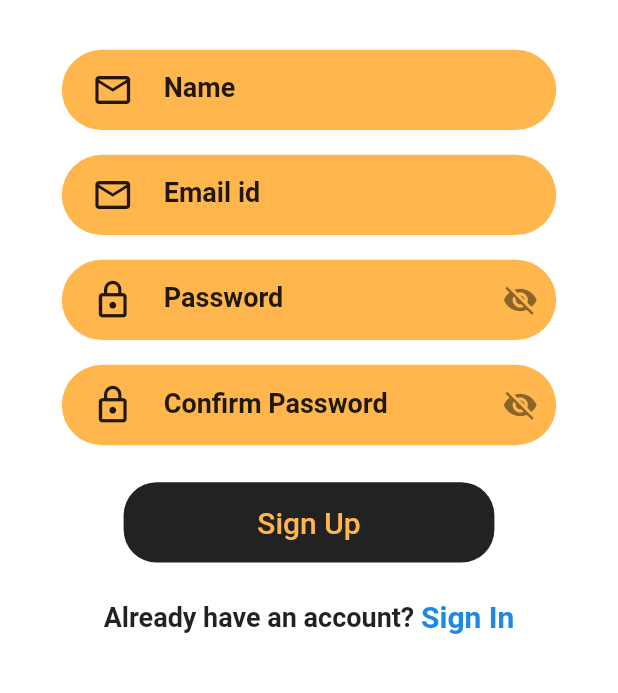
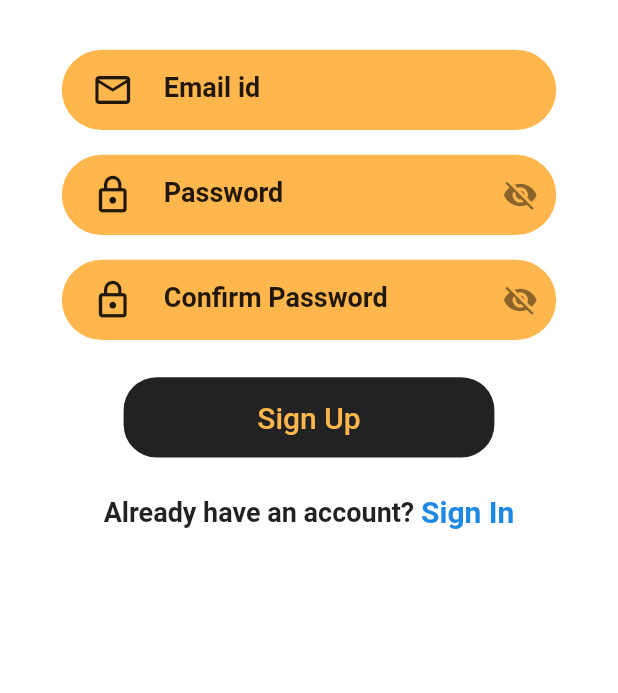
Before and after one commit to vedantsaraf2002/Fitegrate-test, a Flutter app: the SignUp screen opened by its route, on a phone screen of 412 x 824 dp, the part 326-1019 px from its top. Run offline on Flutter 3.47's test engine with Material 2 defaults, Android fonts, the phone set to English and light mode, and no system bars; our stand-ins replace circular_countdown_timer, cloud_firestore, firebase_auth, firebase_core, flutter_signin_button, fluttertoast and 2 more; accounts and stored records are empty.

Commit message:
solving dasboard name fetch

```diff
--- a/lib/provider/google_sign_in.dart
+++ b/lib/provider/google_sign_in.dart
@@ -42,6 +42,7 @@ if(SignIn.isLoginwith==false){
 await FirebaseAuth.instance.signOut();
 await googleSignIn.disconnect();
 
+
 }
 
 
--- a/lib/screens/dashboard.dart
+++ b/lib/screens/dashboard.dart
@@ -1,6 +1,7 @@
 import 'package:firebase_auth/firebase_auth.dart';
 import 'package:firebase_core/firebase_core.dart';
 import 'package:cloud_firestore/cloud_firestore.dart';
+import 'package:fitegrate_project/screens/Getting_started.dart';
 import 'package:flutter/cupertino.dart';
 import 'package:flutter/material.dart';
 
@@ -24,7 +25,8 @@ class _DashBoardState extends State<DashBoard> {
       appBar: AppBar(
         backgroundColor: Colors.orange[400],
 
-        title: Text('Hi, '+ user.displayName!),
+        //title: Text('Hi, '+ user.displayName!),
+        title: Text('Hi, '+ GetStarted.name),
         actions: [
           IconButton(
             onPressed: () {},
--- a/lib/screens/profile.dart
+++ b/lib/screens/profile.dart
@@ -1,5 +1,6 @@
 import 'package:firebase_auth/firebase_auth.dart';
 import 'package:fitegrate_project/provider/google_sign_in.dart';
+import 'package:fitegrate_project/screens/Getting_started.dart';
 import 'package:flutter/cupertino.dart';
 import 'package:flutter/material.dart';
 import 'package:provider/provider.dart';
@@ -43,7 +44,7 @@ Navigator.pushNamed(context, 'SignIn');
 
               SizedBox(height: 8),
               Text(
-                 user.displayName!,
+                 GetStarted.name,
                 style: TextStyle(color: Colors.black, fontSize: 18, fontWeight: FontWeight.bold),
               ),
               SizedBox(height: 8),
--- a/lib/screens/sign_up.dart
+++ b/lib/screens/sign_up.dart
@@ -85,45 +85,7 @@ bool _issecure2=true;
 
 
 
-              SizedBox(
-                height: size.height * 0.02,
-              ),
-              Container(
-                height: size.height * 0.065,
-                width: size.width * 0.8,
-                decoration: BoxDecoration(
-                  color: Colors.orange[300],
-                  borderRadius: BorderRadius.circular(30),
-                ),
-                child: Center(
-                  child: TextField(
-                    controller: _nameController,
-                    decoration: InputDecoration(
-                      border: InputBorder.none,
-                      //contentPadding: EdgeInsets.fromLTRB(20, 0, 0, 0),
-                      prefixIcon: Padding(
-                        padding: const EdgeInsets.symmetric(horizontal: 20),
-                        child: Icon(
-                          Icons.email_outlined,
-                          size: 28,
-                          color: Colors.black87,
-                        ),
-                      ),
-                      hintText: 'Name',
-                      hintStyle: TextStyle(
-                          color: Colors.black87,
-                          fontSize: 18,
-                          fontWeight: FontWeight.bold),
-                    ),
-                    style: TextStyle(
-                        color: Colors.black87,
-                        fontSize: 18,
-                        fontWeight: FontWeight.bold),
-                    keyboardType: TextInputType.name,
-                    textInputAction: TextInputAction.next,
-                  ),
-                ),
-              ),
+
 
 
               SizedBox(
--- a/pubspec.yaml
+++ b/pubspec.yaml
@@ -39,6 +39,7 @@ dependencies:
   circular_countdown_timer: ^0.2.0
   video_player: ^2.2.6
   cloud_firestore: ^3.1.0
+
 
 dev_dependencies:
   flutter_test:
```
Also changed, not shown: lib/screens/Getting_started.dart (+22 -19 lines).
